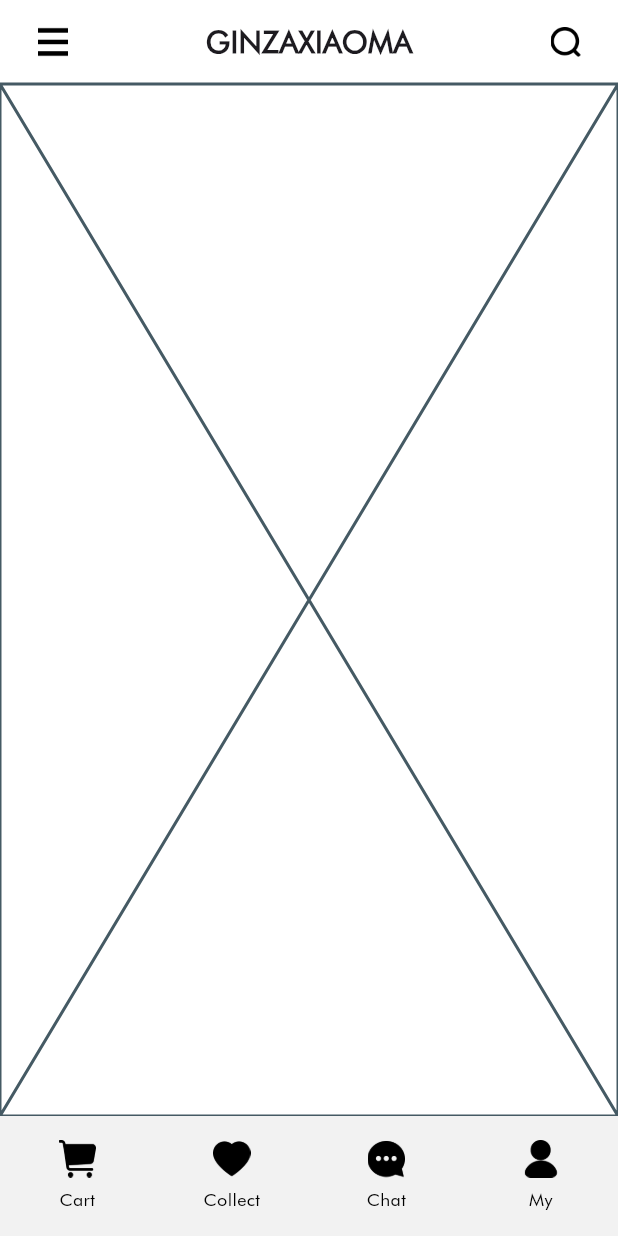
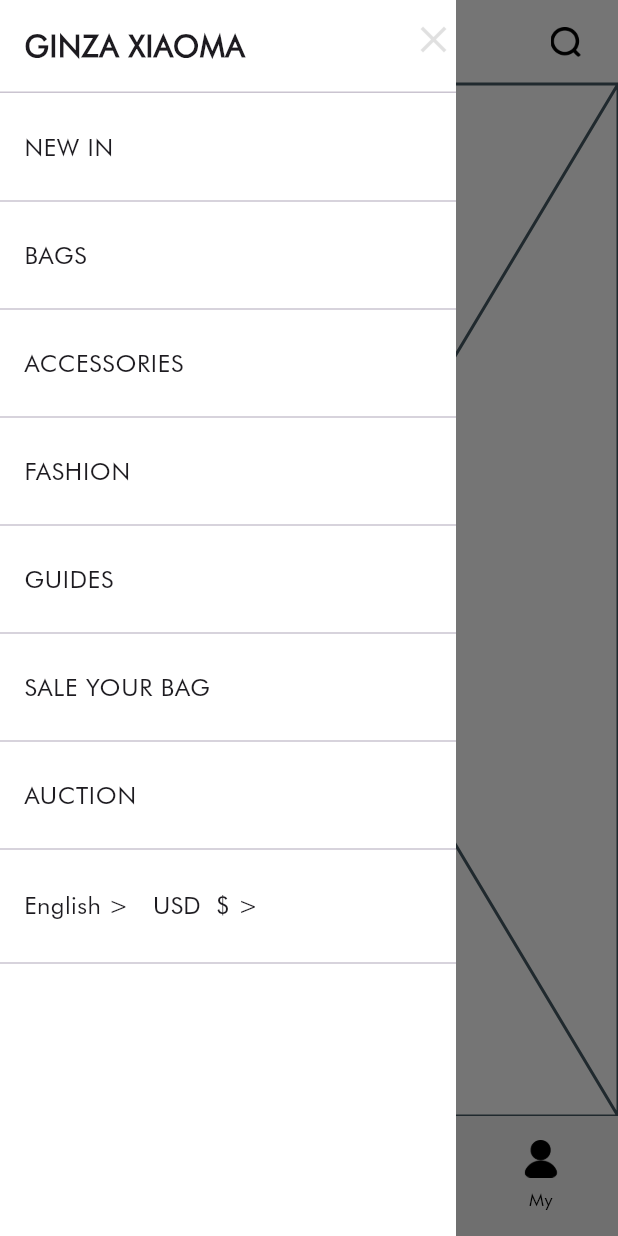
Before and after one commit to sabbirahmed/prototype-app, a Flutter app: the screen it shows after launch, with the side drawer open (before the commit the screen has no drawer), on a phone screen of 412 x 824 dp. Run offline on Flutter 3.47's test engine with Material 3 defaults, Android fonts, the phone set to English and light mode, and no system bars; our stand-ins replace connectivity_plus, dio, flutter_screenutil, gap, get, get_storage and 1 more.

Commit message:
drawer feature added

```diff
--- /dev/null
+++ b/lib/resources/strings/string_manager.dart
@@ -0,0 +1,12 @@
+class AppStrings {
+  static const String drawerHeaderTitle = "GINZA XIAOMA";
+  static const String newInTitle = "NEW IN";
+  static const String bagsTitle = "BAGS";
+  static const String accessoriesTitle = "ACCESSORIES";
+  static const String fashionTitle = "FASHION";
+  static const String guidesTitle = "GUIDES";
+  static const String saleYourBagTitle = "SALE YOUR BAG";
+  static const String auctionTitle = "AUCTION";
+  static const String englishTitle = "English";
+  static const String usdTitle = "USD";
+}
--- a/lib/view_models/dashboard_vm.dart
+++ b/lib/view_models/dashboard_vm.dart
@@ -3,4 +3,7 @@ import 'package:get/get.dart';
 
 class DashboardVM extends GetxController {
   PageController navigationController = PageController();
+
+  //this key for drawer open
+  final GlobalKey<ScaffoldState> scaffoldKey = GlobalKey<ScaffoldState>();
 }
--- a/lib/views/dashboard/dashboard_v.dart
+++ b/lib/views/dashboard/dashboard_v.dart
@@ -3,6 +3,7 @@ import 'dart:io';
 import 'package:demo_ecom/view_models/dashboard_vm.dart';
 import 'package:demo_ecom/views/dashboard/widgets/dashboard_navbar_w.dart';
 import 'package:demo_ecom/views/home/homepage_v.dart';
+import 'package:demo_ecom/views/home/widgets/home_drawer_w.dart';
 import 'package:flutter/material.dart';
 import 'package:gap/gap.dart';
 import 'package:get/get.dart';
@@ -22,6 +23,20 @@ class DashboardV extends StatelessWidget {
   @override
   Widget build(BuildContext context) {
     return Scaffold(
+      key: dashboardVM.scaffoldKey,
+      drawer: CustomDrawer(
+        drawerItems: [
+          NewInDrawerItem(),
+          BagsDrawerItem(),
+          AccessoriesDrawerItem(),
+          FashionDrawerItem(),
+          GuidesDrawerItem(),
+          SaleYourBagDrawerItem(),
+          AuctionDrawerItem(),
+          LanguageMoneyDrawerItem()
+          // Add more drawer items here without modifying existing code
+        ],
+      ),
       resizeToAvoidBottomInset: true,
       bottomNavigationBar: Column(
         mainAxisSize: MainAxisSize.min,
--- a/lib/views/home/widgets/home_appbar_w.dart
+++ b/lib/views/home/widgets/home_appbar_w.dart
@@ -1,6 +1,7 @@
 import 'package:demo_ecom/resources/assets/app_assets.dart';
 import 'package:demo_ecom/resources/dimentions/app_sizes.dart';
 import 'package:demo_ecom/resources/text_styles/text_styles.dart';
+import 'package:demo_ecom/view_models/dashboard_vm.dart';
 import 'package:demo_ecom/view_models/home_vm.dart';
 import 'package:demo_ecom/views/home/widgets/home_appbar_button_w.dart';
 import 'package:flutter/material.dart';
@@ -10,6 +11,7 @@ class HomeAppbar extends StatelessWidget {
   HomeAppbar({super.key});
 
   HomeVM homeVM = Get.find();
+  DashboardVM dashboardVM = Get.find();
 
   @override
   Widget build(BuildContext context) {
@@ -23,7 +25,9 @@ class HomeAppbar extends StatelessWidget {
         mainAxisAlignment: MainAxisAlignment.spaceBetween,
         children: [
           HomeAppbarButtonW(
-            callBackFunction: () {},
+            callBackFunction: () {
+              dashboardVM.scaffoldKey.currentState!.openDrawer();
+            },
             icon: AppAssets.menu,
           ),
           Obx(
--- a/lib/views/home/widgets/home_drawer_w.dart
+++ b/lib/views/home/widgets/home_drawer_w.dart
@@ -1,10 +1,155 @@
+import 'package:demo_ecom/resources/color/app_colors.dart';
+import 'package:demo_ecom/resources/strings/string_manager.dart';
+import 'package:demo_ecom/resources/text_styles/text_styles.dart';
 import 'package:flutter/material.dart';
 
-class AppDrawerW extends StatelessWidget {
-  const AppDrawerW({super.key});
+abstract class DrawerItem {
+  Widget build(BuildContext context);
+}
+
+class NewInDrawerItem implements DrawerItem {
+  @override
+  Widget build(BuildContext context) {
+    return ListTile(
+      title: const Text(AppStrings.newInTitle),
+      onTap: () {
+        Navigator.pop(context);
+      },
+    );
+  }
+}
+
+class BagsDrawerItem implements DrawerItem {
+  @override
+  Widget build(BuildContext context) {
+    return ListTile(
+      title: const Text(AppStrings.bagsTitle),
+      onTap: () {
+        Navigator.pop(context);
+      },
+    );
+  }
+}
+
+class AccessoriesDrawerItem implements DrawerItem {
+  @override
+  Widget build(BuildContext context) {
+    return ListTile(
+      title: const Text(AppStrings.accessoriesTitle),
+      onTap: () {
+        Navigator.pop(context);
+      },
+    );
+  }
+}
+
+class FashionDrawerItem implements DrawerItem {
+  @override
+  Widget build(BuildContext context) {
+    return ListTile(
+      title: const Text(AppStrings.fashionTitle),
+      onTap: () {
+        Navigator.pop(context);
+      },
+    );
+  }
+}
+
+class GuidesDrawerItem implements DrawerItem {
+  @override
+  Widget build(BuildContext context) {
+    return ListTile(
+      title: const Text(AppStrings.guidesTitle),
+      onTap: () {
+        Navigator.pop(context);
+      },
+    );
+  }
+}
+
+class SaleYourBagDrawerItem implements DrawerItem {
+  @override
+  Widget build(BuildContext context) {
+    return ListTile(
+      title: const Text(AppStrings.saleYourBagTitle),
+      onTap: () {
+        Navigator.pop(context);
+      },
+    );
+  }
+}
+
+class AuctionDrawerItem implements DrawerItem {
+  @override
+  Widget build(BuildContext context) {
+    return ListTile(
+      title: const Text(AppStrings.auctionTitle),
+      onTap: () {
+        Navigator.pop(context);
+      },
+    );
+  }
+}
+
+class LanguageMoneyDrawerItem implements DrawerItem {
+  @override
+  Widget build(BuildContext context) {
+    return const SizedBox(
+      height: 60,
+      child: Row(
+        children: [
+          SizedBox(width: 16,),
+          Text("${AppStrings.englishTitle} >",style: bodyRegular16,),
+          SizedBox(width: 16,),
+          Text("${AppStrings.usdTitle}  \$ >",style: bodyRegular16)
+        ],
+      ),
+    );
+  }
+}
+
+class CustomDrawer extends StatelessWidget {
+  final List<DrawerItem> drawerItems;
+
+  CustomDrawer({super.key, required this.drawerItems});
 
   @override
   Widget build(BuildContext context) {
-    return Container();
+    return Drawer(
+      shape: const RoundedRectangleBorder(
+        borderRadius: BorderRadius.all(Radius.zero),
+      ),
+      backgroundColor: AppColors.white,
+      child: ListView(
+        children: [
+          const SizedBox(
+            height: 70.0,
+            child: DrawerHeader(
+              padding: EdgeInsets.fromLTRB(16.0, 16.0, 0.0, 8.0),
+              child: Stack(
+                children: [
+                  Text(
+                    AppStrings.drawerHeaderTitle,
+                    style: titleMedium20,
+                  ),
+                  Positioned(
+                      right: 0,
+                      top: -5,
+                      child: Icon(
+                        Icons.clear,
+                        color: Colors.black12,
+                        size: 30,
+                      ))
+                ],
+              ),
+            ),
+          ),
+          for (int i = 0; i < drawerItems.length; i++) ...[
+            drawerItems[i].build(context),
+              const Divider(), // Add divider after each item except the last one
+          ],
+        ],
+      ),
+    );
   }
 }
```
